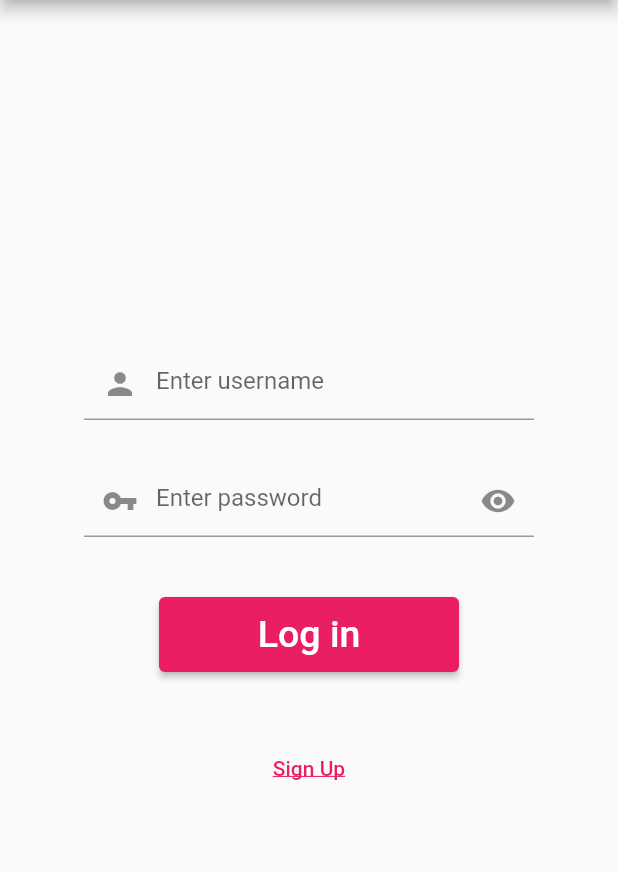
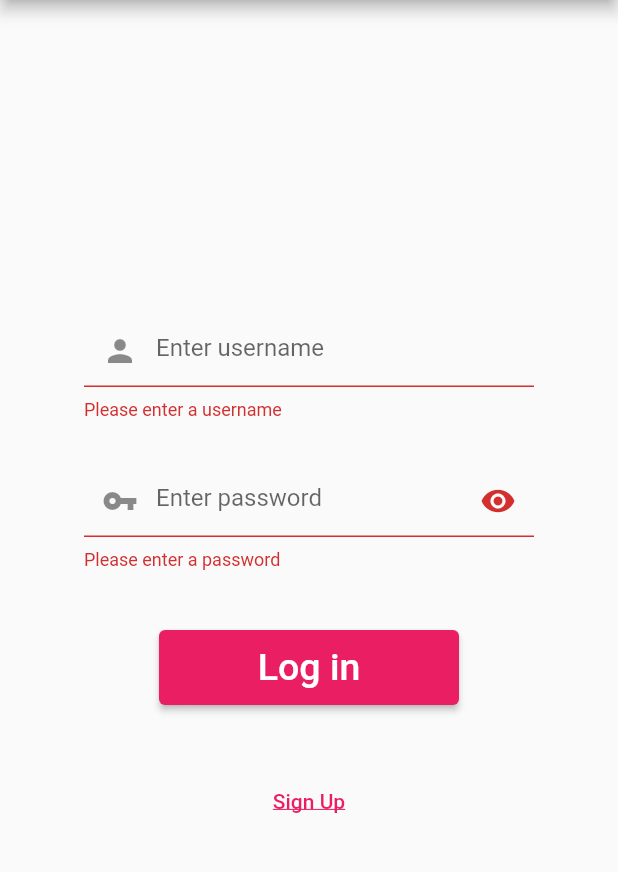
Before and after one commit to AY2020-2021-CpE-OJT/FlutterApp_Song, a Flutter app: the screen it shows after launch, after a tap on "Log in", on a phone screen of 412 x 824 dp, the part 84-956 px from its top. Run offline on Flutter 3.47's test engine with Material 2 defaults, Android fonts, the light colour scheme and no system bars; our stand-ins replace cloud_firestore, firebase_core, page_transition, pull_to_refresh; accounts and stored records are empty.

Commit message:
Renew Login page

```diff
--- a/lib/Page/Login Page.dart
+++ b/lib/Page/Login Page.dart
@@ -1,5 +1,6 @@
 import 'package:flutter/material.dart';
 import 'package:page_transition/page_transition.dart';
+import 'package:task3_3/Page/registerPage.dart';
 
 import '../Firebase/user.dart';
 import 'Phonebook.dart';
@@ -19,7 +20,8 @@ class LoginPage extends StatelessWidget {
   }
 }
 
-GlobalKey formKey = GlobalKey<FormState>();
+// form state key
+final formKey = GlobalKey<FormState>();
 
 class _Login extends StatefulWidget {
   const _Login({Key? key}) : super(key: key);
@@ -31,7 +33,8 @@ class _Login extends StatefulWidget {
 class _LoginState extends State<_Login> {
   TextEditingController usernameController = TextEditingController(),
       passwordController = TextEditingController();
-  bool showPassword = false;
+  bool obscure = true;
+  bool? success;
 
   @override
   Widget build(BuildContext context) {
@@ -50,6 +53,12 @@ class _LoginState extends State<_Login> {
                   decoration: InputDecoration(
                       prefixIcon: Icon(Icons.person),
                       hintText: "Enter username"),
+                  validator: (username) {
+                    if (username == "") {
+                      return "Please enter a username";
+                    }
+                    return null;
+                  },
                 )),
 
             //
@@ -62,27 +71,36 @@ class _LoginState extends State<_Login> {
                 width: 300,
                 child: TextFormField(
                   controller: passwordController,
-                  obscureText: showPassword,
+                  obscureText: obscure,
                   decoration: InputDecoration(
                       prefixIcon: Icon(Icons.vpn_key),
 
                       // show password or not
-                      suffixIcon: showPassword == true
+                      suffixIcon: obscure == false
                           ? IconButton(
                               splashColor: Colors.transparent,
                               onPressed: () => setState(() {
-                                showPassword = !showPassword;
+                                obscure = !obscure;
                               }),
                               icon: Icon(Icons.visibility_off),
                             )
                           : IconButton(
                               splashColor: Colors.transparent,
                               onPressed: () => setState(() {
-                                showPassword = !showPassword;
+                                obscure = !obscure;
                               }),
                               icon: Icon(Icons.visibility),
                             ),
-                      hintText: "Enter password"),
+                      hintText: "Enter password",
+                      errorText: success == false
+                          ? "User is not exist or wrong password."
+                          : null),
+                  validator: (password) {
+                    if (password == "") {
+                      return "Please enter a password";
+                    }
+                    return null;
+                  },
                 )),
 
             //
@@ -97,13 +115,20 @@ class _LoginState extends State<_Login> {
                       User user = User(
                           username: usernameController.text,
                           password: passwordController.text);
-                      bool success = await user.login();
 
-                      print(success);
+                      success = await user.login();
 
-                      if (success) {
-                        Navigator.of(context).pushReplacement(PageTransition(
-                            child: MainPage(), type: PageTransitionType.fade));
+                      // change the success value
+                      setState(() => success);
+
+                      // if the text field is validated
+                      if (formKey.currentState!.validate()) {
+                        // if the login is successful
+                        if (success!) {
+                          Navigator.of(context).pushReplacement(PageTransition(
+                              child: MainPage(),
+                              type: PageTransitionType.fade));
+                        }
                       }
                     },
                     child: Text(
@@ -120,7 +145,10 @@ class _LoginState extends State<_Login> {
                     splashFactory: NoSplash.splashFactory,
                     overlayColor:
                         MaterialStateProperty.all(Colors.transparent)),
-                onPressed: () {},
+                onPressed: () {
+                  Navigator.of(context).push(PageTransition(
+                      child: Register(), type: PageTransitionType.rightToLeft));
+                },
                 child: Text(
                   "Sign Up",
                   style: TextStyle(decoration: TextDecoration.underline),
```
Also changed, not shown: lib/Page/registerPage.dart (+11 -77 lines).
